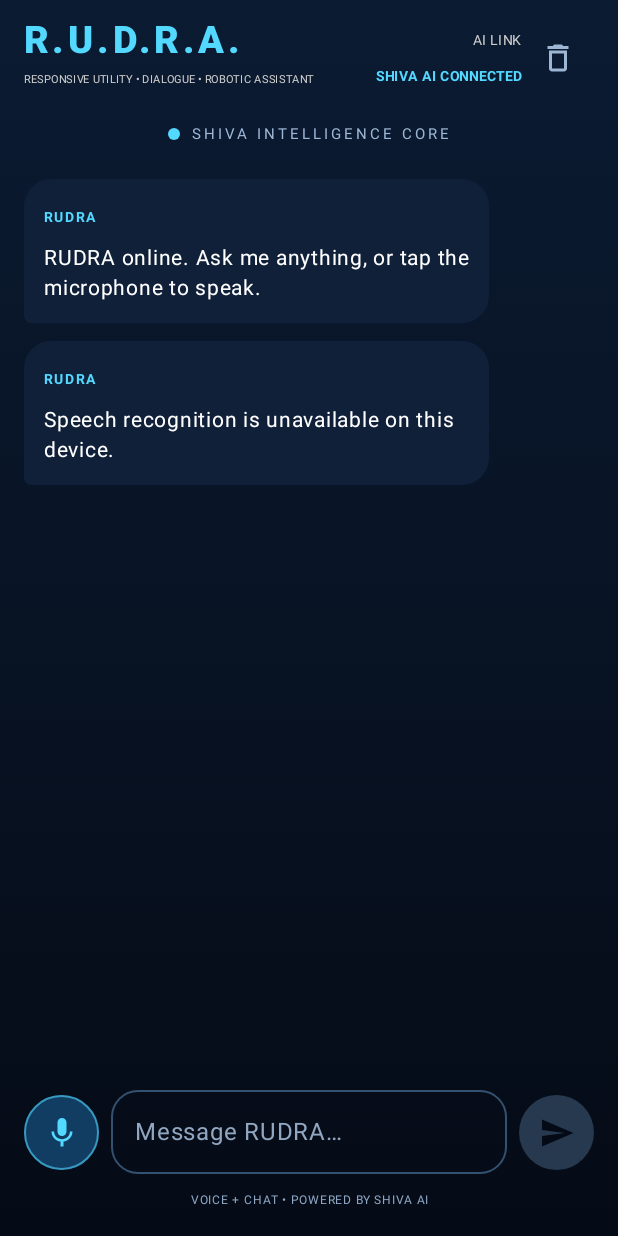
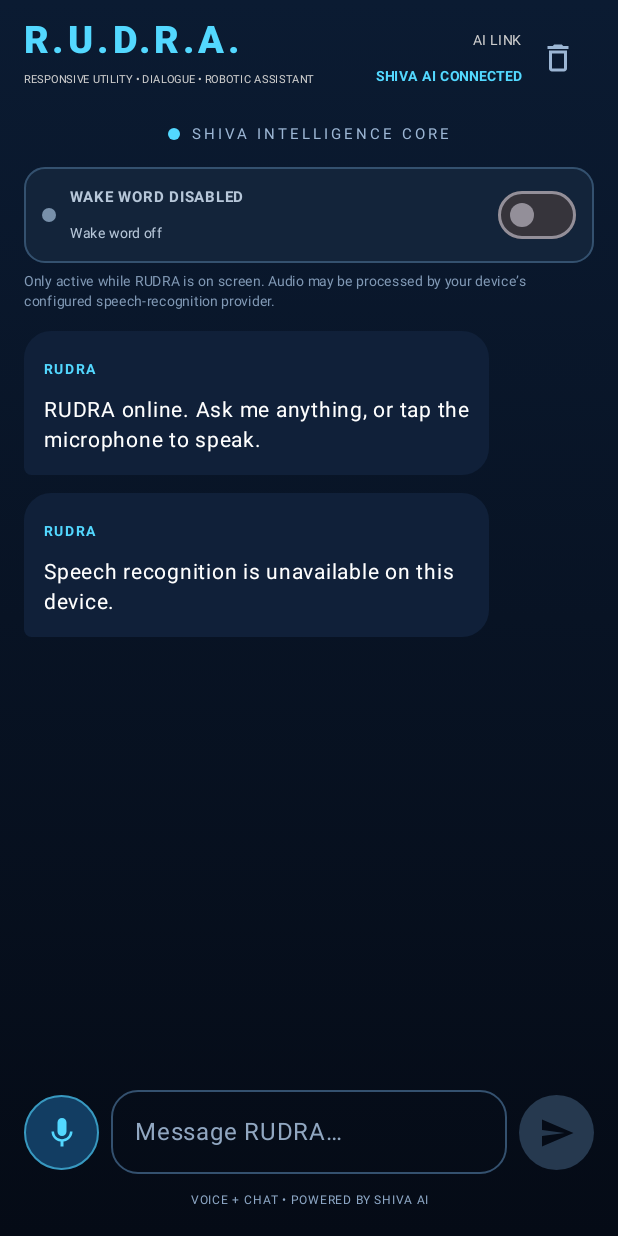
Before and after one commit to syntaxbhavesh/rudra, an Android app built with Jetpack Compose: the screen it shows after launch (MainActivity), after a tap on "Speak", on a phone screen of 412 x 824 dp. Run offline under Robolectric (Android 15) with nearby library versions, the phone set to English and light mode, and no system bars.

Commit message:
Connect Hey RUDRA toggle and listening indicator

```diff
--- a/app/src/main/java/com/syntaxbhavesh/rudra/MainActivity.kt
+++ b/app/src/main/java/com/syntaxbhavesh/rudra/MainActivity.kt
@@ -59,6 +59,7 @@ data class ChatMessage(val id: String = UUID.randomUUID().toString(), val role:
 class MainActivity : ComponentActivity() {
     private var tts: TextToSpeech? = null
     private var recognizer: SpeechRecognizer? = null
+    private var wakeWordListener: WakeWordListener? = null
     private val mainHandler = Handler(Looper.getMainLooper())
 
     override fun onCreate(savedInstanceState: Bundle?) {
@@ -69,6 +70,8 @@ class MainActivity : ComponentActivity() {
                 RudraScreen(
                     onSpeak = { speak(it) },
                     onListen = { success, failure -> listen(success, failure) },
+                    onWakeWordStart = { onWake, onState -> startWakeWord(onWake, onState) },
+                    onStopListening = { stopAllListening() },
                     initialMessages = loadChatHistory(),
                     onSaveMessages = { saveChatHistory(it) },
                     onLocalCommand = { localCommand(it) },
@@ -134,6 +137,18 @@ class MainActivity : ComponentActivity() {
                 putExtra(RecognizerIntent.EXTRA_PARTIAL_RESULTS, false)
             })
         }
+    }
+
+    private fun startWakeWord(onWake: () -> Unit, onState: (String) -> Unit) {
+        stopAllListening()
+        wakeWordListener = WakeWordListener(this, onWake, onState).also { it.start() }
+    }
+
+    private fun stopAllListening() {
+        wakeWordListener?.stop()
+        wakeWordListener = null
+        recognizer?.let { runCatching { it.cancel() }; runCatching { it.destroy() } }
+        recognizer = null
     }
 
     private fun launchApp(name: String): Boolean {
@@ -230,7 +245,7 @@ class MainActivity : ComponentActivity() {
     }
 
     override fun onDestroy() {
-        recognizer?.destroy()
+        stopAllListening()
         tts?.stop()
         tts?.shutdown()
         super.onDestroy()
@@ -241,6 +256,8 @@ class MainActivity : ComponentActivity() {
 private fun RudraScreen(
     onSpeak: (String) -> Unit,
     onListen: ((String) -> Unit, (String) -> Unit) -> Unit,
+    onWakeWordStart: (() -> Unit, (String) -> Unit) -> Unit,
+    onStopListening: () -> Unit,
     initialMessages: List<ChatMessage>,
     onSaveMessages: (List<ChatMessage>) -> Unit,
     onLocalCommand: (String) -> String?,
@@ -251,10 +268,31 @@ private fun RudraScreen(
     var showClearDialog by remember { mutableStateOf(false) }
     var status by remember { mutableStateOf("SHIVA AI CONNECTED") }
     var sending by remember { mutableStateOf(false) }
+    var wakeEnabled by remember { mutableStateOf(false) }
+    var listeningStatus by remember { mutableStateOf("Wake word off") }
+    var pendingWakeEnable by remember { mutableStateOf(false) }
     val listState = rememberLazyListState()
 
     val permission = rememberLauncherForActivityResult(ActivityResultContracts.RequestPermission()) { granted ->
         if (granted) {
+            if (pendingWakeEnable) {
+                pendingWakeEnable = false
+                wakeEnabled = true
+                onWakeWordStart({
+                    wakeEnabled = false
+                    listeningStatus = "Wake word detected — speak now"
+                    onListen({ spoken ->
+                        status = "PROCESSING"
+                        submitMessage(spoken, messages, onLocalCommand, onAskShiva, onSpeak,
+                            { messages = it }, { sending = it }, { status = it })
+                    }, { error ->
+                        messages = messages + ChatMessage(role = "assistant", text = error)
+                        listeningStatus = "Wake word on — waiting"
+                        if (wakeEnabled) onWakeWordStart({}, { listeningStatus = it })
+                    })
+                }, { listeningStatus = it })
+                return@RequestPermission
+            }
             status = "LISTENING"
             onListen({ spoken ->
                 status = "PROCESSING"
@@ -262,6 +300,9 @@ private fun RudraScreen(
                     { messages = it }, { sending = it }, { status = it })
             }, { messages = messages + ChatMessage(role = "assistant", text = it); status = "SHIVA AI CONNECTED" })
         } else {
+            pendingWakeEnable = false
+            wakeEnabled = false
+            listeningStatus = "Microphone permission denied"
             messages = messages + ChatMessage(role = "assistant", text = "Microphone permission is needed for voice input. You can still type messages.")
         }
     }
@@ -316,6 +357,41 @@ private fun RudraScreen(
             }
             Spacer(Modifier.height(10.dp))
 
+            Surface(
+                color = if (wakeEnabled) Color(0xFF183B35) else Color(0xFF13243A),
+                shape = RoundedCornerShape(14.dp),
+                border = androidx.compose.foundation.BorderStroke(1.dp, if (wakeEnabled) Color(0xFF43D9A3) else Color(0xFF34516F)),
+                modifier = Modifier.fillMaxWidth()
+            ) {
+                Row(
+                    Modifier.fillMaxWidth().padding(horizontal = 12.dp, vertical = 8.dp),
+                    verticalAlignment = Alignment.CenterVertically
+                ) {
+                    Box(Modifier.size(9.dp).background(if (wakeEnabled) Color(0xFF43D9A3) else Color(0xFF7890AA), CircleShape))
+                    Spacer(Modifier.width(9.dp))
+                    Column(Modifier.weight(1f)) {
+                        Text(if (wakeEnabled) "MICROPHONE ACTIVE" else "WAKE WORD DISABLED",
+                            color = if (wakeEnabled) Color(0xFF7CF0C1) else Color(0xFFB7C7D9),
+                            fontSize = 10.sp, fontWeight = FontWeight.Bold)
+                        Text(listeningStatus, color = Color(0xFFB7C7D9), fontSize = 9.sp)
+                    }
+                    Switch(checked = wakeEnabled, onCheckedChange = { enabled ->
+                        if (enabled && !sending) {
+                            pendingWakeEnable = true
+                            permission.launch(Manifest.permission.RECORD_AUDIO)
+                        } else if (!enabled) {
+                            pendingWakeEnable = false
+                            wakeEnabled = false
+                            listeningStatus = "Wake word off"
+                            onStopListening()
+                        }
+                    })
+                }
+            }
+            Text("Only active while RUDRA is on screen. Audio may be processed by your device’s configured speech-recognition provider.",
+                color = Color(0xFF8199B5), fontSize = 9.sp, lineHeight = 13.sp,
+                modifier = Modifier.padding(top = 5.dp, bottom = 5.dp))
+
             LazyColumn(
                 modifier = Modifier.weight(1f).fillMaxWidth(),
                 state = listState,
@@ -348,7 +424,7 @@ private fun RudraScreen(
 
             Row(verticalAlignment = Alignment.CenterVertically, horizontalArrangement = Arrangement.spacedBy(8.dp)) {
                 IconButton(
-                    onClick = { if (!sending) permission.launch(Manifest.permission.RECORD_AUDIO) },
+                    onClick = { if (!sending) { wakeEnabled = false; pendingWakeEnable = false; onStopListening(); permission.launch(Manifest.permission.RECORD_AUDIO) } },
                     enabled = !sending,
                     modifier = Modifier.size(50.dp).background(Color(0xFF123D62), CircleShape).border(1.dp, cyan.copy(alpha = .6f), CircleShape)
                 ) {
```
